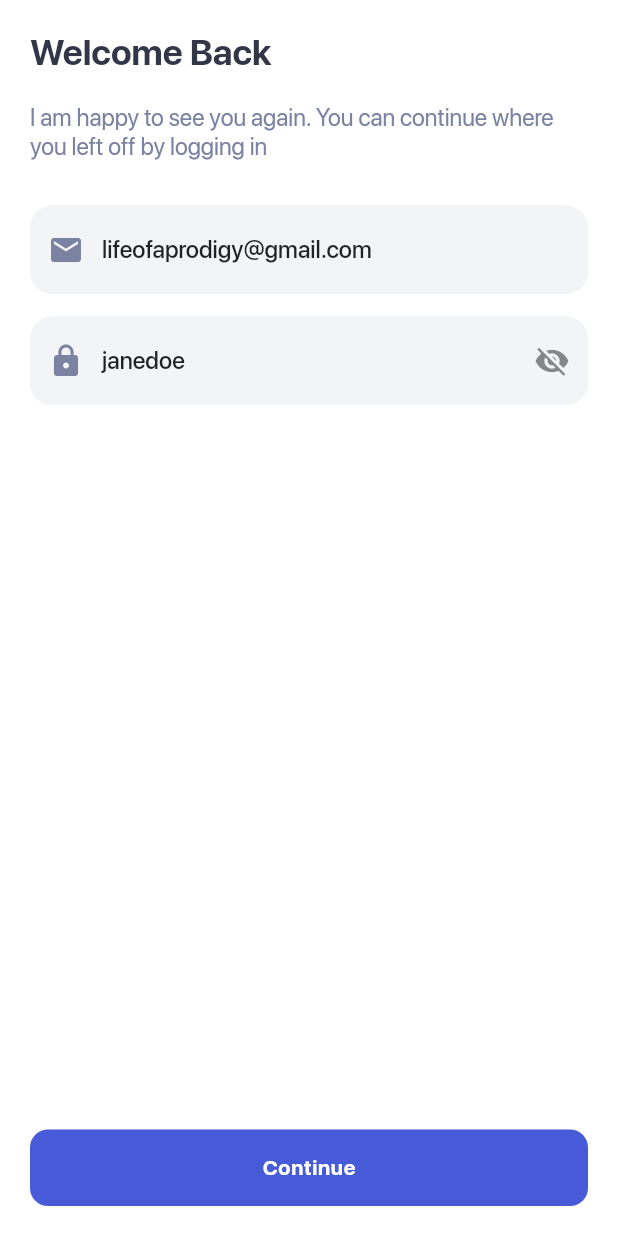
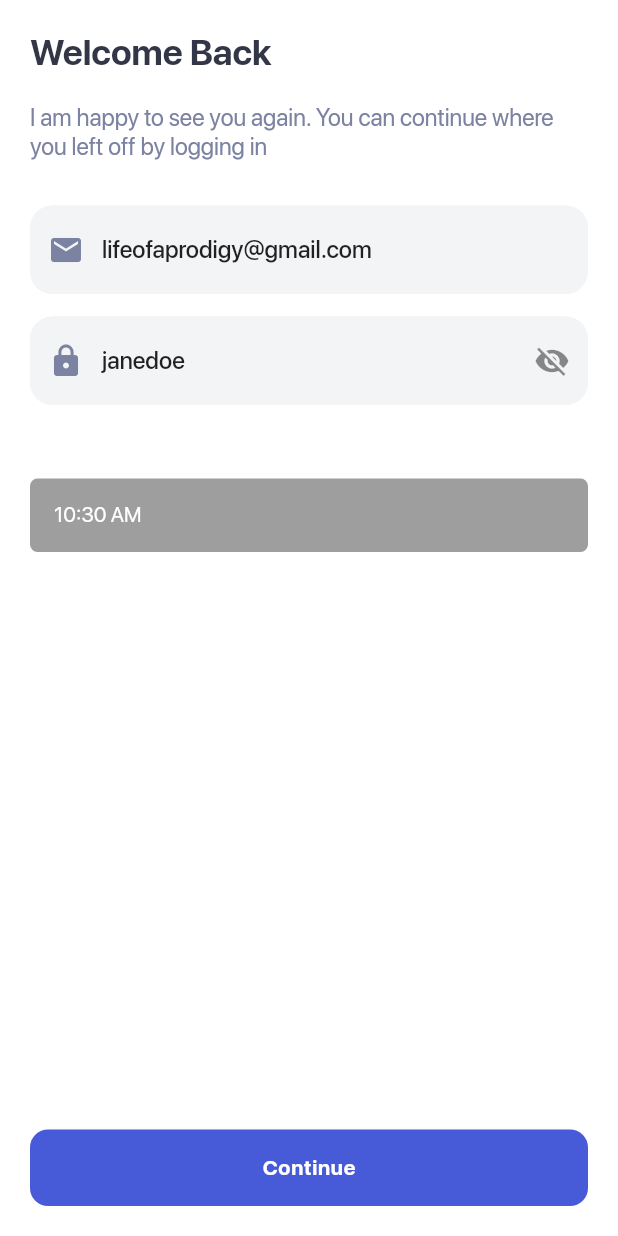
Before and after one commit to levi956/nunt, a Flutter app: the LoginPage screen opened directly, on a phone screen of 412 x 824 dp. Run offline on Flutter 3.47's test engine with Material 2 defaults, Android fonts, the phone set to English and light mode, and no system bars; our stand-ins replace cached_network_image, firebase_auth, firebase_core, flutter_svg, freezed_annotation, get_it and 2 more; accounts and stored records are empty; project files that could hold a hidden picture were left out.

Commit message:
play with rxDart

```diff
--- a/lib/app.dart
+++ b/lib/app.dart
@@ -1,6 +1,7 @@
 import 'package:flutter/material.dart';
 import 'package:flutter/scheduler.dart';
-import 'package:nuntium_rigid/app/shared/shared.dart';
+import 'package:nuntium_rigid/app/modules/authentication/presentation/pages/counter_page.dart';
+import 'package:nuntium_rigid/app/modules/authentication/presentation/pages/login_page.dart';
 import 'package:nuntium_rigid/core/core.dart';
 import 'package:nuntium_rigid/injectable.dart';
 
@@ -37,6 +38,6 @@ class _AppState extends State<App> with WidgetsBindingObserver {
 
   @override
   Widget build(BuildContext context) {
-    return const DashboardPage();
+    return const CounterPage();
   }
 }
--- a/lib/app/modules/authentication/domain/service/authentication_service.dart
+++ b/lib/app/modules/authentication/domain/service/authentication_service.dart
@@ -6,7 +6,9 @@ import 'package:nuntium_rigid/app/modules/authentication/domain/service/interfac
 class AuthenticationService implements AuthenticationServiceInterface {
   final FirebaseAuth _firebaseAuth;
 
-  AuthenticationService(this._firebaseAuth);
+  AuthenticationService(this._firebaseAuth) {
+    _firebaseAuth.setPersistence(Persistence.LOCAL);
+  }
 
   @override
   Future<void> login({required String email, required String password}) async {
--- a/lib/app/modules/authentication/presentation/controllers/login_controller.dart
+++ b/lib/app/modules/authentication/presentation/controllers/login_controller.dart
@@ -5,8 +5,9 @@ import 'package:nuntium_rigid/core/core.dart';
 
 @lazySingleton
 class LoginController extends BaseController<LoginModel, void> {
-  LoginController({required AuthenticationRepositoryInterface repository})
-      : super(function: repository.login);
+  LoginController({
+    required AuthenticationRepositoryInterface repository,
+  }) : super(function: repository.login);
   void login({
     required String email,
     required String password,
--- a/lib/app/modules/authentication/presentation/pages/login_page.dart
+++ b/lib/app/modules/authentication/presentation/pages/login_page.dart
@@ -1,3 +1,4 @@
+import 'package:flutter/cupertino.dart';
 import 'package:flutter/material.dart';
 import 'package:nuntium_rigid/app/modules/authentication/presentation/controllers/login_controller.dart';
 
@@ -21,6 +22,8 @@ class _LoginPageState extends State<LoginPage> with AppThemeMixin {
   late final LoginController loginController;
   late final TextEditingController emailController;
   late final TextEditingController passwordController;
+
+  DateTime selectedTime = DateTime.now();
 
   @override
   void initState() {
@@ -55,7 +58,9 @@ class _LoginPageState extends State<LoginPage> with AppThemeMixin {
 
   @override
   Widget build(BuildContext context) {
-    return Scaffold(
+    return GestureDetector(
+      onTap: FocusScope.of(context).unfocus,
+      child: Scaffold(
         backgroundColor: colors.lightWhiteDarkBlack,
         body: SafeArea(
           child: Container(
@@ -109,6 +114,55 @@ class _LoginPageState extends State<LoginPage> with AppThemeMixin {
                     return null;
                   },
                 ),
+                const SizedBox(height: 30),
+
+                // you to get the (onchanged) date
+                // assign it to a variable
+                // use the (checkValidity) function to compare
+
+                DateDisplayTileComponent(
+                  date: formatDateTimeToHours(selectedTime),
+                  header: 'Select time',
+                  onTap: () {
+                    timeSelectorDialog(
+                      context: context,
+                      child: CupertinoDatePicker(
+                        initialDateTime: selectedTime,
+                        mode: CupertinoDatePickerMode.time,
+                        use24hFormat: true,
+                        onDateTimeChanged: (selected) {
+                          // highlight code here
+                          // blah blah blah
+                          // selctedhgihteifrhe
+
+                          //NOTE: this is your own feature
+                          //NOTE: Make the hour from SELECTED FALL IN RANGE
+
+                          selectedTime = selected;
+                          setState(() {});
+
+                          // declare a variable that is (selectedTime)
+
+                          //DateTime selectedTime = DateTime.now()
+
+                          // assign selectedTime = selected
+
+                          //  setState(() {});
+
+                          // so in the button or something you do this
+
+                          // if (checkValidity(selectedTime)) {
+                          //   // show the snackbar error here
+                          //   return;
+                          // }
+
+                          selectedTime = selected;
+                          setState(() {});
+                        },
+                      ),
+                    );
+                  },
+                ),
                 // Align(
                 //   alignment: Alignment.centerRight,
                 //   child: TextButton(
@@ -126,7 +180,14 @@ class _LoginPageState extends State<LoginPage> with AppThemeMixin {
                 CustomButton(
                   text: "Continue",
                   onPressed: () {
-                  loginController.login(email: email, password: password);
+                    if (fallsInTimeRange(selectedTime)) {
+                      context.showError('Invalid Time range');
+                      return;
+                    }
+                    loginController.login(
+                      email: email,
+                      password: password,
+                    );
                   },
                   validator: () {
                     return isValidEmailAddress(email) && password.isNotEmpty;
@@ -148,6 +209,98 @@ class _LoginPageState extends State<LoginPage> with AppThemeMixin {
             ),
           ),
         ),
+      ),
     );
   }
 }
+
+bool fallsInTimeRange(DateTime time) {
+  final int selectedHour = time.hour;
+  // we have 24 hours in a day
+  return (selectedHour > 6) && (selectedHour < 21);
+}
+
+void timeSelectorDialog({
+  required BuildContext context,
+  required Widget child,
+}) {
+  showCupertinoModalPopup<void>(
+    context: context,
+    builder: (BuildContext context) => Container(
+      height: 200,
+      margin: EdgeInsets.only(
+        bottom: MediaQuery.of(context).viewInsets.bottom,
+      ),
+      color: CupertinoColors.systemBackground.resolveFrom(context),
+      child: SafeArea(
+        top: false,
+        child: child,
+      ),
+    ),
+  );
+}
+
+class DateDisplayTileComponent extends StatelessWidget {
+  final String header;
+  final VoidCallback onTap;
+  final String date;
+  const DateDisplayTileComponent({
+    super.key,
+    required this.date,
+    required this.header,
+    required this.onTap,
+  });
+
+  @override
+  Widget build(BuildContext context) {
+    return Column(
+      crossAxisAlignment: CrossAxisAlignment.start,
+      children: [
+        Text(
+          header,
+          style: const TextStyle(
+            fontSize: 12,
+            fontWeight: FontWeight.w400,
+            color: Colors.white,
+          ),
+        ),
+        const SizedBox(height: 5),
+        GestureDetector(
+          onTap: onTap,
+          child: Container(
+            padding: const EdgeInsets.all(16),
+            decoration: BoxDecoration(
+              color: Colors.grey,
+              borderRadius: BorderRadius.circular(5),
+            ),
+            child: Row(
+              children: [
+                Text(
+                  date,
+                  style: const TextStyle(
+                    fontWeight: FontWeight.w400,
+                    color: Colors.white,
+                  ),
+                ),
+              ],
+            ),
+          ),
+        ),
+      ],
+    );
+  }
+}
+
+String formatDateTimeToHours(DateTime dateTime) {
+  final hour = dateTime.hour;
+  final minute = dateTime.minute;
+  final period = hour < 12 ? 'AM' : 'PM';
+
+  // Convert 24-hour format to 12-hour format
+  final formattedHour = (hour > 12) ? (hour - 12) : hour;
+
+  // Ensure single-digit minutes are formatted with a leading zero
+  final formattedMinute = (minute < 10) ? '0$minute' : '$minute';
+
+  return '$formattedHour:$formattedMinute $period';
+}
--- a/lib/injection_modules/firebase_modules.dart
+++ b/lib/injection_modules/firebase_modules.dart
@@ -16,6 +16,6 @@ abstract class FirebaseModule {
 
   @lazySingleton
   FirebaseAuth getFirebaseAuth(FirebaseApp app) {
-    return FirebaseAuth.instanceFor(app: app, persistence: Persistence.LOCAL);
+    return FirebaseAuth.instanceFor(app: app);
   }
 }
```
Also changed, not shown: lib/app/modules/authentication/presentation/pages/counter_page.dart (added, +82 -0 lines), lib/app/modules/news/data/model/news_model/news_model.freezed.dart, lib/app/modules/news/data/model/news_model/news_model.g.dart, lib/core/framework/stream_state/stream_state.freezed.dart, lib/injectable.config.dart, pubspec.lock, 2 other files. Lines whose indentation alone changed are shown as unchanged.
